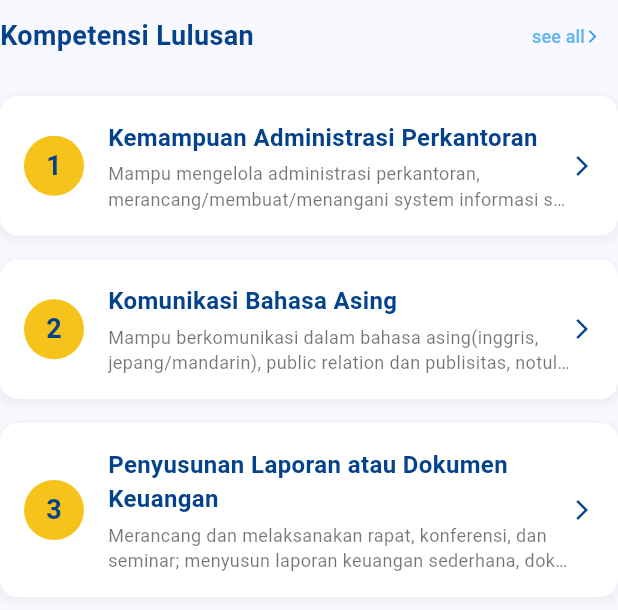
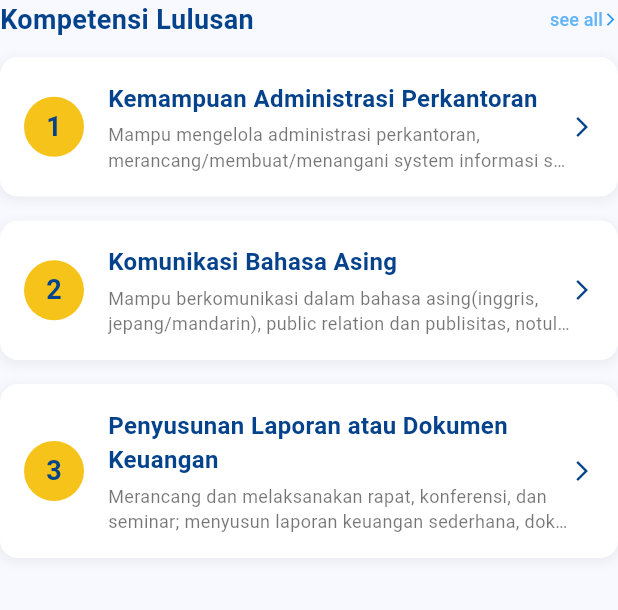
Before and after one commit to whyuhurtz/polines_app, a Flutter app: the KompetensiContentWidget widget shown alone on an empty page, opened directly, on a phone screen of 412 x 824 dp. Shown: the top 610 px of the screen. Run offline on Flutter 3.47's test engine with Material 3 defaults, Android fonts, the phone set to English and light mode, and no system bars; our stand-ins replace google_nav_bar.

Commit message:
Revisi program studi - Fix gap between tab button with the content in Kompetensi Lulusan.

```diff
--- a/lib/features/program-studi/presentation/widgets/kompetensi_content_widget.dart
+++ b/lib/features/program-studi/presentation/widgets/kompetensi_content_widget.dart
@@ -95,8 +95,10 @@ class _KompetensiContentWidgetState extends State<KompetensiContentWidget> {
     return Column(
       crossAxisAlignment: CrossAxisAlignment.start,
       children: [
+        // Section title and "see all" button in same row
         Row(
           mainAxisAlignment: MainAxisAlignment.spaceBetween,
+          crossAxisAlignment: CrossAxisAlignment.center,
           children: [
             const Text(
               'Kompetensi Lulusan',
@@ -115,7 +117,13 @@ class _KompetensiContentWidgetState extends State<KompetensiContentWidget> {
                   ),
                 );
               },
+              style: TextButton.styleFrom(
+                padding: EdgeInsets.zero,
+                minimumSize: const Size(0, 0),
+                tapTargetSize: MaterialTapTargetSize.shrinkWrap,
+              ),
               child: Row(
+                mainAxisSize: MainAxisSize.min,
                 children: [
                   Text(
                     'see all',
@@ -134,7 +142,9 @@ class _KompetensiContentWidgetState extends State<KompetensiContentWidget> {
             ),
           ],
         ),
-        const SizedBox(height: 16),
+
+        // Reduced gap between header and list (from 16+8 to just 12)
+        const SizedBox(height: 12),
 
         // List kompetensi with redesigned cards
         ...List.generate(displayItems.length, (index) {
```
